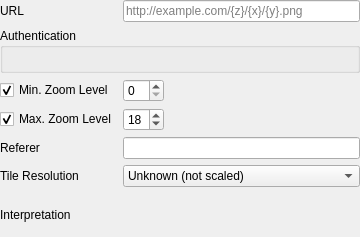
First picture: the form in src/ui/qgsxyzsourcewidgetbase.ui, repository qgis/QGIS, before the edit.
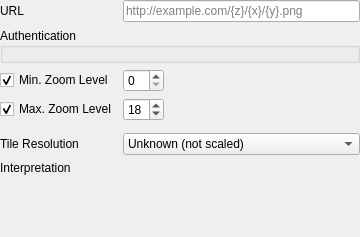
Second picture: the form after the edit. Custom widgets are drawn as their Qt base class.

```diff
--- a/src/ui/qgsxyzsourcewidgetbase.ui
+++ b/src/ui/qgsxyzsourcewidgetbase.ui
@@ -88,15 +88,8 @@
      </property>
     </widget>
    </item>
-   <item row="4" column="0">
-    <widget class="QLabel" name="lblReferer">
-     <property name="text">
-      <string>Referer</string>
-     </property>
-     <property name="buddy">
-      <cstring>mEditReferer</cstring>
-     </property>
-    </widget>
+   <item row="4" column="0" colspan="2">
+    <widget class="QgsHttpHeaderWidget" name="mHttpHeaders" native="true"/>
    </item>
    <item row="0" column="1">
     <widget class="QLineEdit" name="mEditUrl">
@@ -146,13 +139,6 @@
      </layout>
     </widget>
    </item>
-   <item row="4" column="1">
-    <widget class="QLineEdit" name="mEditReferer">
-     <property name="toolTip">
-      <string>Optional custom referer</string>
-     </property>
-    </widget>
-   </item>
    <item row="6" column="1">
     <layout class="QHBoxLayout" name="mInterpretationLayout">
      <property name="spacing">
@@ -167,6 +153,19 @@
      </property>
     </widget>
    </item>
+   <item row="7" column="0">
+    <spacer name="verticalSpacer">
+     <property name="orientation">
+      <enum>Qt::Vertical</enum>
+     </property>
+     <property name="sizeHint" stdset="0">
+      <size>
+       <width>0</width>
+       <height>0</height>
+      </size>
+     </property>
+    </spacer>
+   </item>
   </layout>
  </widget>
  <customwidgets>
@@ -175,6 +174,12 @@
    <extends>QSpinBox</extends>
    <header>qgsspinbox.h</header>
   </customwidget>
+  <customwidget>
+   <class>QgsHttpHeaderWidget</class>
+   <extends>QWidget</extends>
+   <header>qgshttpheaderwidget.h</header>
+   <container>1</container>
+  </customwidget>
   <customwidget>
    <class>QgsAuthSettingsWidget</class>
    <extends>QWidget</extends>
```
Left out of the diff: 2 changed lines with no effect on the pictures.
